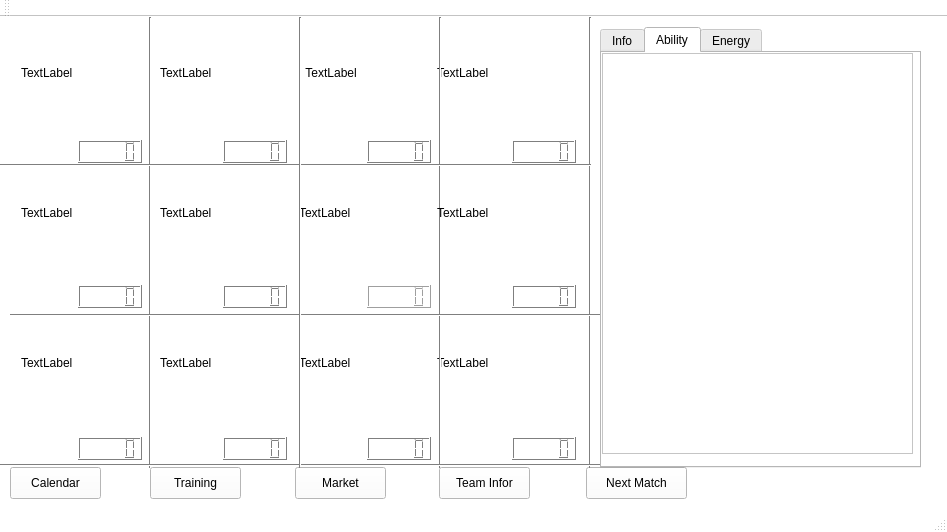
The window that BTM_Qt/mainwindow.ui (skandermoalla/CSE201-Top5) describes before a commit, drawn with Qt 5.
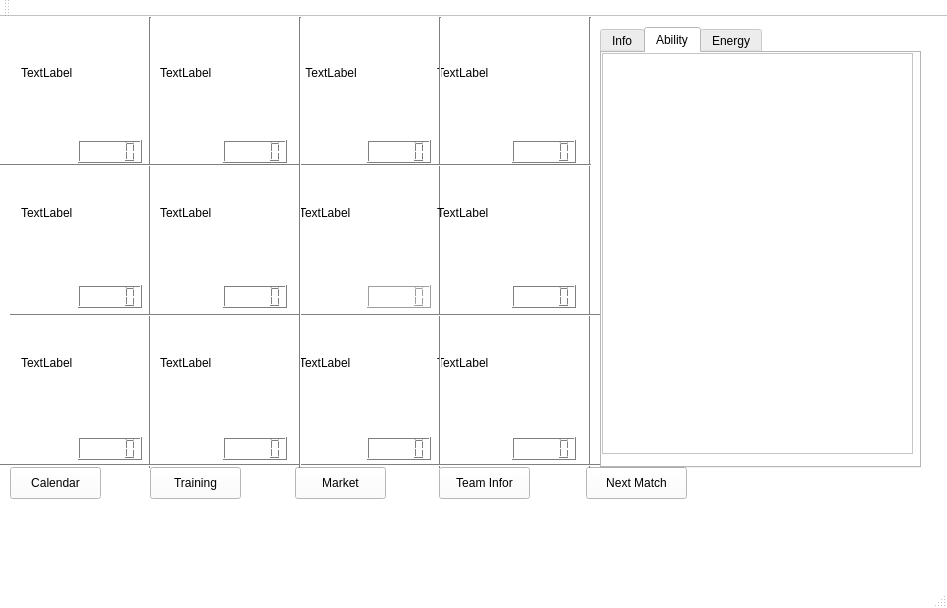
The same window after the commit. Icons and pictures are not drawn.

```diff
--- a/BTM_Qt/mainwindow.ui
+++ b/BTM_Qt/mainwindow.ui
@@ -7,7 +7,7 @@
     <x>0</x>
     <y>0</y>
     <width>947</width>
-    <height>532</height>
+    <height>608</height>
    </rect>
   </property>
   <property name="palette">
@@ -148,15 +148,6 @@
        </color>
       </brush>
      </colorrole>
-     <colorrole role="PlaceholderText">
-      <brush brushstyle="SolidPattern">
-       <color alpha="128">
-        <red>0</red>
-        <green>0</green>
-        <blue>0</blue>
-       </color>
-      </brush>
-     </colorrole>
     </active>
     <inactive>
      <colorrole role="WindowText">
@@ -294,15 +285,6 @@
        </color>
       </brush>
      </colorrole>
-     <colorrole role="PlaceholderText">
-      <brush brushstyle="SolidPattern">
-       <color alpha="128">
-        <red>0</red>
-        <green>0</green>
-        <blue>0</blue>
-       </color>
-      </brush>
-     </colorrole>
     </inactive>
     <disabled>
      <colorrole role="WindowText">
@@ -440,15 +422,6 @@
        </color>
       </brush>
      </colorrole>
-     <colorrole role="PlaceholderText">
-      <brush brushstyle="SolidPattern">
-       <color alpha="128">
-        <red>0</red>
-        <green>0</green>
-        <blue>0</blue>
-       </color>
-      </brush>
-     </colorrole>
     </disabled>
    </palette>
   </property>
```
Left out of the diff: 649 changed lines with no effect on the pictures.
